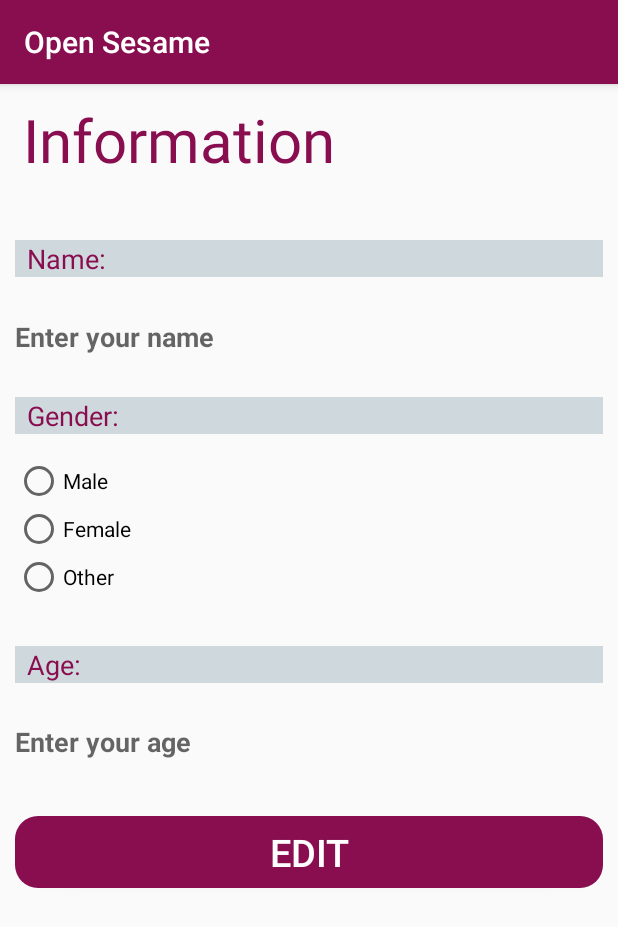
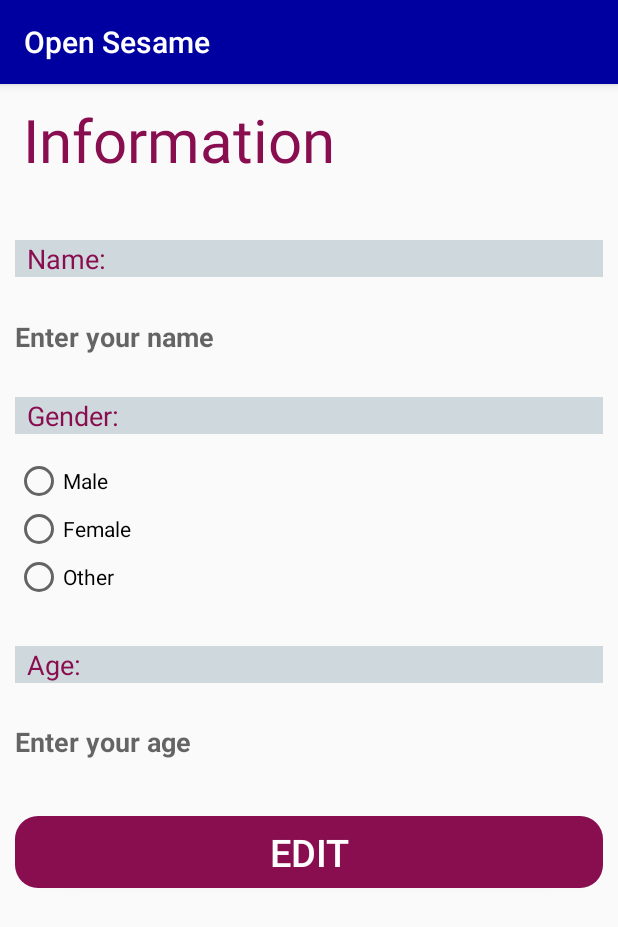
Before and after one commit to zaper1402/Password-Manager, an Android app: the ProfileDetail screen opened directly, with no data from a screen before it, on a phone screen of 412 x 824 dp. Shown: the top 927 px of the screen. Run offline under Robolectric (Android 15) with nearby library versions, the phone set to English and light mode, and no system bars; our stand-ins replace Firebase (no records; nobody signed in at launch, a user with empty details on screens opened directly); 3 statements that could not run were skipped.

Commit message:
[Udit] | Color primary dard to dark blue

```diff
--- a/app/src/main/res/values/colors.xml
+++ b/app/src/main/res/values/colors.xml
@@ -1,7 +1,7 @@
 <?xml version="1.0" encoding="utf-8"?>
 <resources>
     <color name="colorPrimary">#ff0000</color>
-    <color name="colorPrimaryDark">#880e4f</color>
+    <color name="colorPrimaryDark">#0000A0</color>
     <color name="colorAccent">#880e4f</color>
     <color name="White">#ffffff</color>
     <color name="FadeBlue">#90caf9</color>
```
